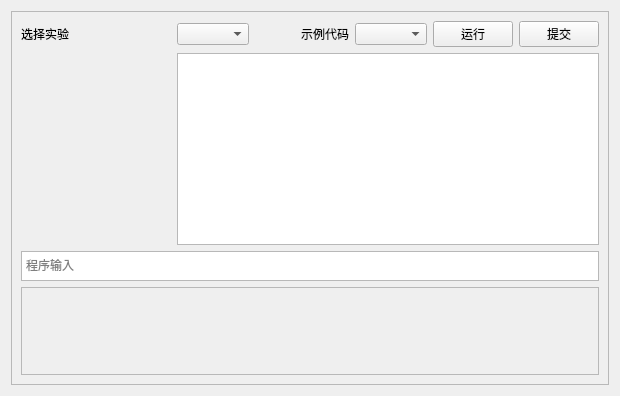
Above: ui/programpage.ui from azh-1415926/POCAssistant before the change. Below: the same form after it.
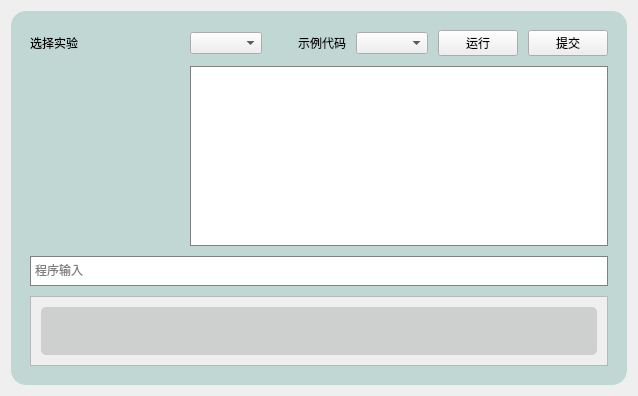
That is the form after the change. Custom widgets are drawn as their Qt base class.

The edit to the form file:
```diff
--- a/ui/programpage.ui
+++ b/ui/programpage.ui
@@ -6,16 +6,26 @@
    <rect>
     <x>0</x>
     <y>0</y>
-    <width>620</width>
+    <width>638</width>
     <height>396</height>
    </rect>
   </property>
   <property name="windowTitle">
    <string>programpage</string>
   </property>
+  <property name="styleSheet">
+   <string notr="true"/>
+  </property>
   <layout class="QVBoxLayout" name="verticalLayout_4">
    <item>
     <widget class="QFrame" name="frame">
+     <property name="styleSheet">
+      <string notr="true">QFrame#frame
+{
+	background-color: rgba(0,118,98,50);
+	border-radius: 15px;
+}</string>
+     </property>
      <property name="frameShape">
       <enum>QFrame::Shape::StyledPanel</enum>
      </property>
@@ -26,6 +36,9 @@
       <item>
        <widget class="QStackedWidget" name="stackedWidget">
         <widget class="QWidget" name="student">
+         <property name="styleSheet">
+          <string notr="true"/>
+         </property>
          <layout class="QVBoxLayout" name="verticalLayout_5">
           <property name="leftMargin">
            <number>0</number>
@@ -41,6 +54,21 @@
           </property>
           <item>
            <layout class="QGridLayout" name="gridLayout_2" columnstretch="0,0,0,0,0,0" columnminimumwidth="0,0,0,0,0,0">
+            <property name="leftMargin">
+             <number>10</number>
+            </property>
+            <property name="topMargin">
+             <number>10</number>
+            </property>
+            <property name="rightMargin">
+             <number>10</number>
+            </property>
+            <property name="bottomMargin">
+             <number>10</number>
+            </property>
+            <property name="spacing">
+             <number>10</number>
+            </property>
             <item row="0" column="0">
              <widget class="QLabel" name="label_2">
               <property name="maximumSize">
@@ -66,6 +94,9 @@
             </item>
             <item row="3" column="0" colspan="6">
              <widget class="QScrollArea" name="scrollArea">
+              <property name="styleSheet">
+               <string notr="true"/>
+              </property>
               <property name="widgetResizable">
                <bool>true</bool>
               </property>
@@ -74,19 +105,41 @@
                 <rect>
                  <x>0</x>
                  <y>0</y>
-                 <width>566</width>
+                 <width>568</width>
                  <height>69</height>
                 </rect>
                </property>
                <layout class="QVBoxLayout" name="verticalLayout_3">
+                <property name="leftMargin">
+                 <number>10</number>
+                </property>
+                <property name="topMargin">
+                 <number>10</number>
+                </property>
+                <property name="rightMargin">
+                 <number>10</number>
+                </property>
+                <property name="bottomMargin">
+                 <number>10</number>
+                </property>
                 <item>
                  <widget class="QLabel" name="infoOfOutput">
+                  <property name="styleSheet">
+                   <string notr="true">#infoOfOutput
+{
+	background-color: rgba(64, 81, 78,50);
+	border-radius: 5px;
+}</string>
+                  </property>
                   <property name="text">
                    <string/>
                   </property>
                   <property name="wordWrap">
                    <bool>true</bool>
                   </property>
+                  <property name="indent">
+                   <number>5</number>
+                  </property>
                  </widget>
                 </item>
                </layout>
@@ -94,7 +147,14 @@
              </widget>
             </item>
             <item row="1" column="1" colspan="5">
-             <widget class="QTextEdit" name="CodeEdit"/>
+             <widget class="QTextEdit" name="CodeEdit">
+              <property name="styleSheet">
+               <string notr="true">QWidget
+{
+	border: 1px solid gray;/*设置边框的粗细，以及颜色*/
+}</string>
+              </property>
+             </widget>
             </item>
             <item row="2" column="0" colspan="6">
              <widget class="QTextEdit" name="inputOfProgram">
@@ -110,6 +170,12 @@
                 <height>30</height>
                </size>
               </property>
+              <property name="styleSheet">
+               <string notr="true">QWidget
+{
+	border: 1px solid gray;/*设置边框的粗细，以及颜色*/
+}</string>
+              </property>
               <property name="placeholderText">
                <string>程序输入</string>
               </property>
@@ -153,6 +219,9 @@
                 <height>16777215</height>
                </size>
               </property>
+              <property name="styleSheet">
+               <string notr="true"/>
+              </property>
               <property name="text">
                <string/>
               </property>
```
Left out of the diff: 10 changed lines with no effect on the pictures.
